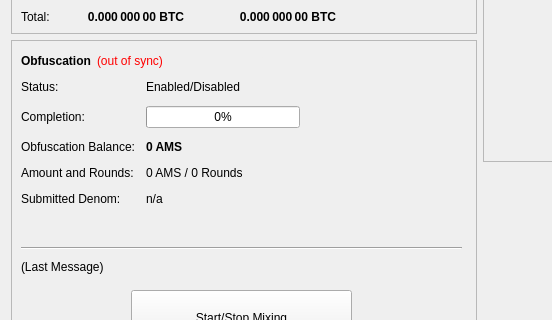
First picture: the form in src/qt/forms/overviewpage.ui, repository webworker01/Ellerium, before the edit; both pictures show x 0 to 552 and y 182 to 502 of the 960 by 615 pixel window.
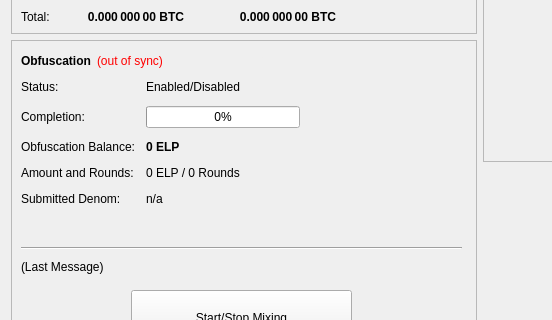
Second picture: the form after the edit.

```diff
--- a/src/qt/forms/overviewpage.ui
+++ b/src/qt/forms/overviewpage.ui
@@ -474,7 +474,7 @@
               </font>
              </property>
              <property name="text">
-              <string notr="true">0 AMS</string>
+              <string notr="true">0 ELP</string>
              </property>
             </widget>
            </item>
@@ -488,7 +488,7 @@
            <item row="3" column="1">
             <widget class="QLabel" name="labelAmountRounds">
              <property name="text">
-              <string>0 AMS / 0 Rounds</string>
+              <string>0 ELP / 0 Rounds</string>
              </property>
             </widget>
            </item>
```
